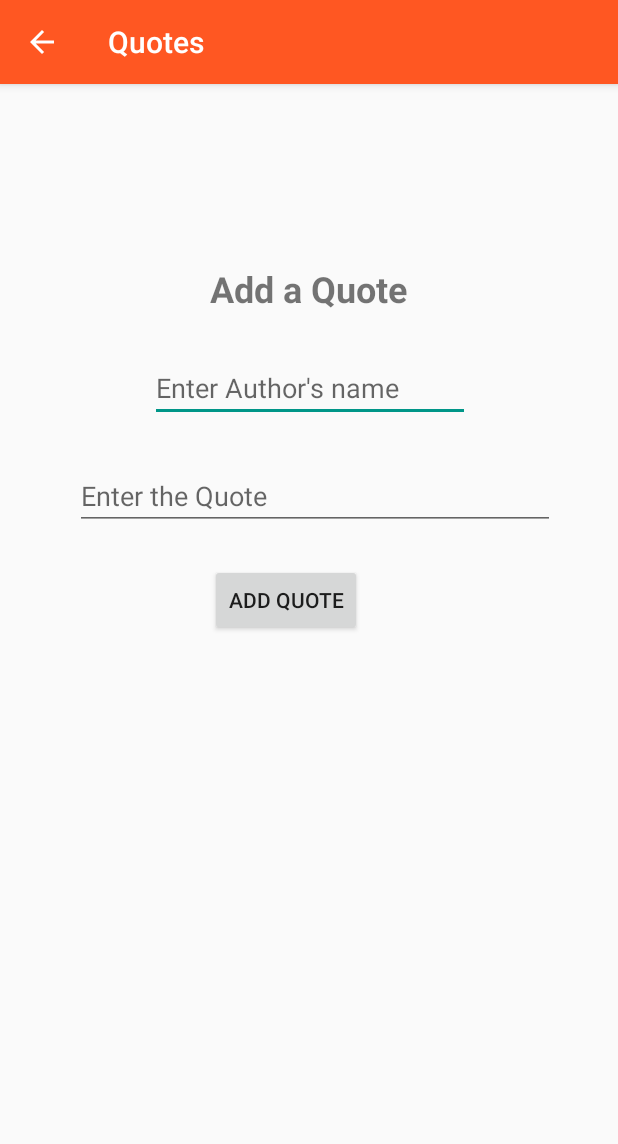
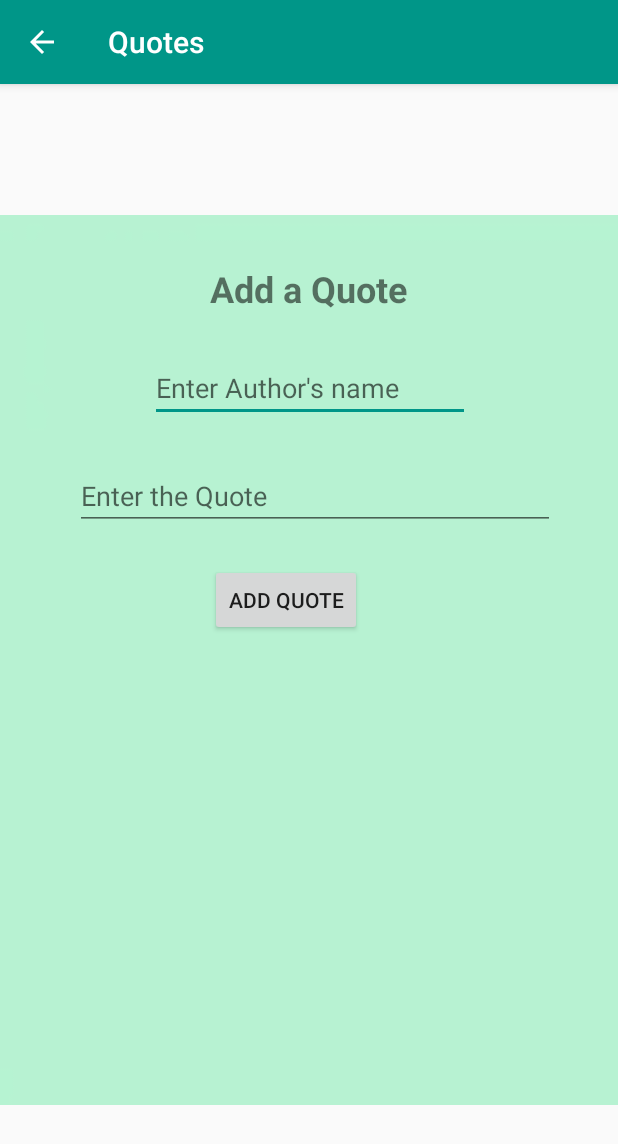
Before and after one commit to Apiyo4/Quotes, an Android app: the AddActivity screen opened directly, with no data from a screen before it, on a phone screen of 412 x 824 dp. Shown: the top 1144 px of the screen. Run offline under Robolectric (Android 15) with nearby library versions, the phone set to English and light mode, and no system bars; our stand-ins replace ButterKnife.

Commit message:
Finalize on background image

```diff
--- a/app/src/main/AndroidManifest.xml
+++ b/app/src/main/AndroidManifest.xml
@@ -15,7 +15,7 @@
                 android:value="com.example.quotes.MainActivity">
             </meta-data>
         </activity>
-        <activity android:name=".ReadActivity">
+        <activity android:name=".ReadActivity" >
             <meta-data
                 android:name="android.support.PARENT_ACTIVITY"
                 android:value="com.example.quotes.MainActivity">
--- a/app/src/main/res/layout/activity_add.xml
+++ b/app/src/main/res/layout/activity_add.xml
@@ -5,6 +5,19 @@
     android:layout_width="match_parent"
     android:layout_height="match_parent"
     tools:context=".AddActivity">
+
+    <ImageView
+        android:id="@+id/imageView"
+        android:layout_width="match_parent"
+        android:layout_height="match_parent"
+        android:layout_alignParentStart="true"
+        android:layout_alignParentLeft="true"
+        android:layout_alignParentTop="true"
+        android:adjustViewBounds="true"
+        android:layout_marginStart="0dp"
+        android:layout_marginLeft="0dp"
+        android:layout_marginTop="0dp"
+        app:srcCompat="@drawable/background12" />
 
 
     <TextView
--- a/app/src/main/res/values/colors.xml
+++ b/app/src/main/res/values/colors.xml
@@ -1,7 +1,7 @@
 <?xml version="1.0" encoding="utf-8"?>
 <resources>
-    <color name="colorPrimary">#FF5722</color>
-    <color name="colorPrimaryDark">#E64A19</color>
+    <color name="colorPrimary">#009688</color>
+    <color name="colorPrimaryDark">#009688</color>
     <color name="colorPrimaryLight">#FFCCBC</color>
     <color name="colorTextIcons">#FFFFFF</color>
     <color name="colorAccent">#009688</color>
```
Also changed, not shown: app/src/main/res/layout/activity_main.xml (+10 -1 lines), app/src/main/res/layout/activity_pic.xml (+12 -0 lines), app/src/main/res/layout/activity_read.xml (+12 -0 lines), app/src/main/res/drawable/background.jpeg (deleted), app/src/main/res/drawable/background1.jpeg (deleted), app/src/main/res/drawable/background12.png (added), app/src/main/res/drawable/background3.jpeg (deleted), app/src/main/res/drawable/background4.png (deleted).
